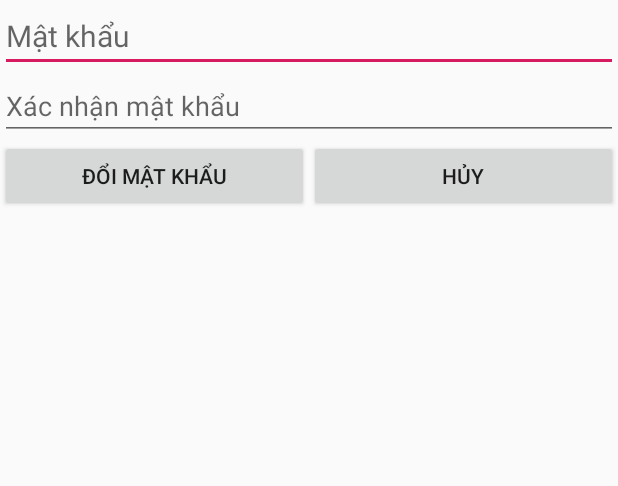
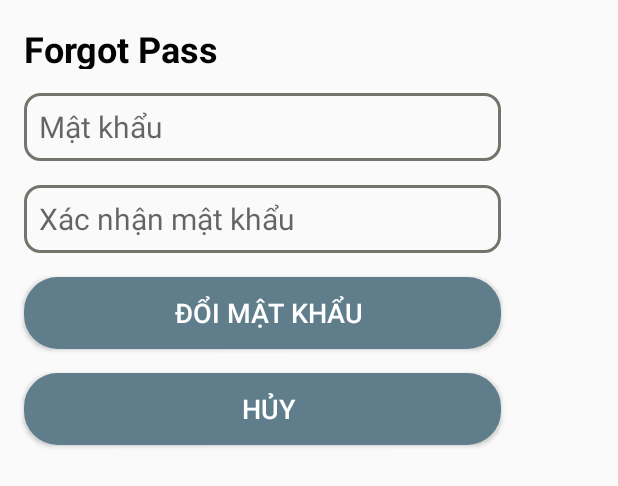
Before and after one commit to TuanAnhKaiTou/DoAn_Android, an Android app: the layout custom_forget_pass.xml on its own in the app's theme, with its tools: preview values and no code run, on a phone screen of 412 x 824 dp. Shown: the top 486 px of the screen. Run offline under Robolectric (Android 15) with nearby library versions, the phone set to English and light mode, and no system bars.

```diff
--- a/app/build.gradle
+++ b/app/build.gradle
@@ -26,4 +26,6 @@ dependencies {
     testImplementation 'junit:junit:4.12'
     androidTestImplementation 'androidx.test:runner:1.1.1'
     androidTestImplementation 'androidx.test.espresso:espresso-core:3.1.1'
+
+    implementation 'com.github.HotBitmapGG:RingProgressbar:V1.2.2'
 }
--- a/app/src/main/java/com/ntanh/doan_android/ForgotPassWordActivity.java
+++ b/app/src/main/java/com/ntanh/doan_android/ForgotPassWordActivity.java
@@ -51,6 +51,7 @@ public class ForgotPassWordActivity extends AppCompatActivity {
                         if (jsonObject.getBoolean("success") == true) {
                             // Show 1 dialog de thay doi mat khau
                             new CustomDialog(context, ten_dang_nhap).show();
+
                         } else {
                             Toast.makeText(context, jsonObject.getString("notifi"), Toast.LENGTH_SHORT).show();
                         }
--- a/app/src/main/java/com/ntanh/doan_android/ManageAccountActivity.java
+++ b/app/src/main/java/com/ntanh/doan_android/ManageAccountActivity.java
@@ -69,18 +69,19 @@ public class ManageAccountActivity extends AppCompatActivity {
                     try {
                         JSONObject jsonObject = new JSONObject(json);
                         if (jsonObject.getBoolean("success") == true) {
-
                             Toast.makeText(context, jsonObject.getString("notifi"), Toast.LENGTH_SHORT).show();
                         } else {
                             Toast.makeText(context, jsonObject.getString("notifi"), Toast.LENGTH_SHORT).show();
                         }
                         progressDialog.dismiss();
+
                     } catch (JSONException e) {
                         Log.d("JSOn_EXception", "Failed ProgressJson");
                     }
 
                 }
             }.execute("manager");
+            finish();
         }
     }
 
--- a/app/src/main/java/com/ntanh/doan_android/UserAsyncTask.java
+++ b/app/src/main/java/com/ntanh/doan_android/UserAsyncTask.java
@@ -3,9 +3,6 @@ package com.ntanh.doan_android;
 import android.app.ProgressDialog;
 import android.content.Context;
 import android.os.AsyncTask;
-import android.util.Log;
-
-import java.util.ArrayList;
 import java.util.Map;
 
 public class UserAsyncTask extends AsyncTask<String, Void, String> implements XuLyJS {
--- a/app/src/main/res/layout/custom_forget_pass.xml
+++ b/app/src/main/res/layout/custom_forget_pass.xml
@@ -1,32 +1,77 @@
 <?xml version="1.0" encoding="utf-8"?>
 <LinearLayout xmlns:android="http://schemas.android.com/apk/res/android"
-    android:orientation="vertical" android:layout_width="match_parent"
-    android:layout_height="match_parent">
+    android:orientation="vertical" android:layout_width="350dp"
+    android:layout_height="320dp">
+
+    <TextView
+        android:id="@+id/txt_forgot_pass_dialog"
+        android:layout_width="200dp"
+        android:layout_height="30dp"
+        android:text="Forgot Pass"
+        android:textAppearance="@style/TextAppearance.AppCompat.Medium"
+        android:textSize="24sp"
+        android:layout_marginStart="16dp"
+        android:layout_marginTop="16dp"
+        android:textColor="#030303"
+        android:textStyle="bold" />
     <EditText
         android:id="@+id/edtMatKhauMoi_forget"
         android:layout_width="match_parent"
+        android:layout_height="45dp"
+        android:layout_marginStart="16dp"
+        android:layout_marginTop="16dp"
+        android:layout_marginEnd="16dp"
+        android:background="@drawable/custom_edit_text"
+        android:backgroundTintMode="multiply"
+        android:ems="10"
         android:hint="@string/hint_pass_word"
-        android:layout_height="wrap_content"></EditText>
+        android:importantForAutofill="no"
+        android:inputType="textPassword"
+        android:textCursorDrawable="@drawable/color_cursor"
+        android:textSize="20sp"></EditText>
     <EditText
         android:id="@+id/edtReMatKhauMoi_forget"
         android:layout_width="match_parent"
         android:hint="@string/hint_repassword"
-        android:layout_height="wrap_content"></EditText>
+        android:layout_height="45dp"
+        android:layout_marginStart="16dp"
+        android:layout_marginTop="16dp"
+        android:layout_marginEnd="16dp"
+        android:background="@drawable/custom_edit_text"
+        android:backgroundTintMode="multiply"
+        android:ems="10"
+        android:importantForAutofill="no"
+        android:inputType="textPassword"
+        android:textCursorDrawable="@drawable/color_cursor"
+        android:textSize="20sp"></EditText>
     <LinearLayout
+        android:orientation="vertical"
         android:layout_width="match_parent"
         android:layout_height="match_parent">
         <Button
             android:id="@+id/btnDoiMatKhau_forget"
-            android:layout_width="0dp"
-            android:layout_weight="1"
+            android:layout_width="match_parent"
+            android:layout_height="wrap_content"
             android:text="Đổi mật khẩu"
-            android:layout_height="wrap_content"></Button>
+            android:textSize="18sp"
+            android:layout_marginStart="16dp"
+            android:layout_marginTop="16dp"
+            android:layout_marginEnd="16dp"
+
+            android:textColor="#fff"
+            android:background="@drawable/custom_edit_button"></Button>
+
         <Button
             android:id="@+id/btnHuy_forget"
-            android:layout_width="0dp"
-            android:layout_weight="1"
+            android:layout_width="match_parent"
+            android:layout_height="wrap_content"
+            android:layout_marginStart="16dp"
+            android:layout_marginTop="16dp"
+            android:layout_marginEnd="16dp"
+            android:textSize="18sp"
+            android:background="@drawable/custom_edit_button"
             android:text="Hủy"
-            android:layout_height="wrap_content"></Button>
+            android:textColor="#fff"></Button>
     </LinearLayout>
 
 </LinearLayout>
--- a/app/src/main/res/values/colors.xml
+++ b/app/src/main/res/values/colors.xml
@@ -3,4 +3,5 @@
     <color name="colorPrimary">#008577</color>
     <color name="colorPrimaryDark">#00574B</color>
     <color name="colorAccent">#D81B60</color>
+    <color name="colorProgressbar">#e61610</color>
 </resources>
--- a/build.gradle
+++ b/build.gradle
@@ -18,7 +18,7 @@ allprojects {
     repositories {
         google()
         jcenter()
-
+        maven {url='https://jitpack.io'}
     }
 }
 
```
Also changed, not shown: app/src/main/java/com/ntanh/doan_android/CustomDialog.java (+8 -6 lines), app/src/main/java/com/ntanh/doan_android/MainActivity.java (+17 -8 lines), app/src/main/java/com/ntanh/doan_android/NewGameActivity.java (+29 -1 lines), app/src/main/java/com/ntanh/doan_android/RingProgressbarAsyntask.java (added, +62 -0 lines), app/src/main/res/layout/activity_new_game.xml (+19 -5 lines), 2 other files.
